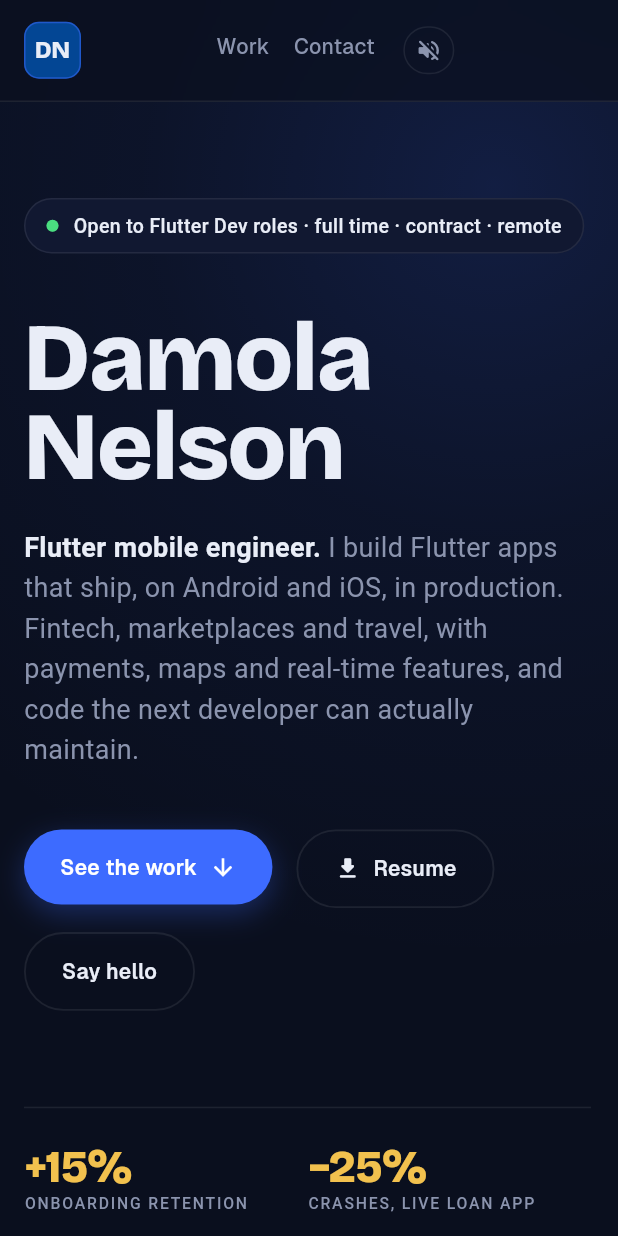
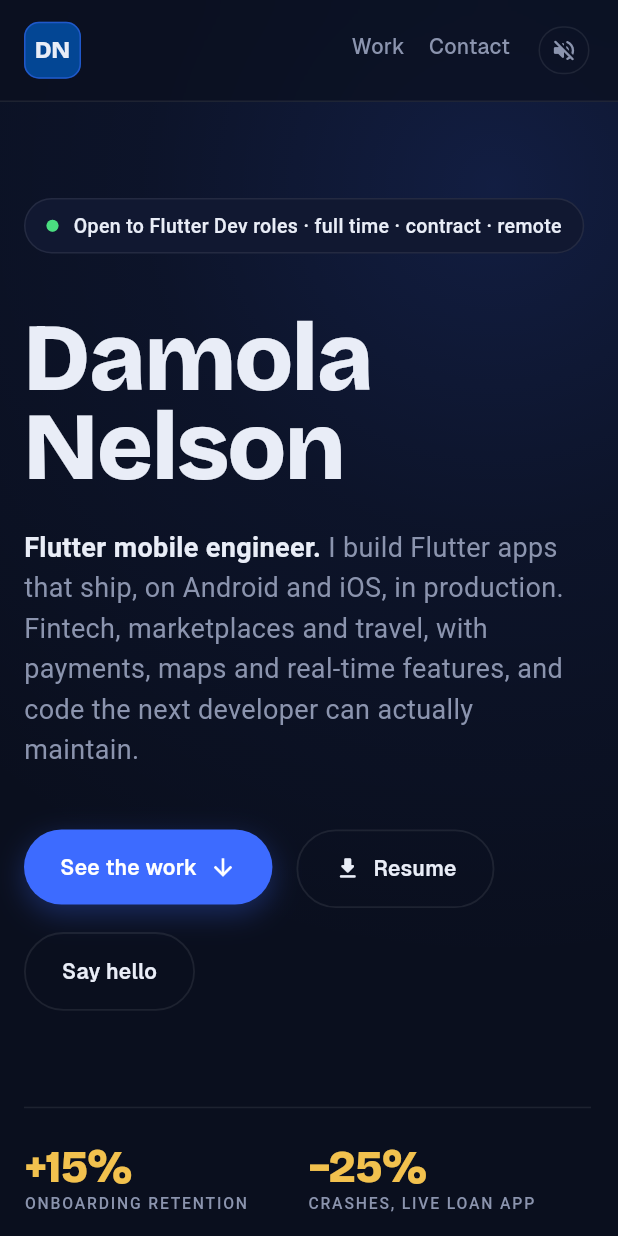
Before and after one commit to damooola/portfolio, a Flutter app: the screen it shows after launch, on a phone screen of 412 x 824 dp. Run offline on Flutter 3.47's test engine with Material 3 defaults, Android fonts, the light colour scheme and no system bars; drawn by our look-alikes of flutter_animate; our stand-ins replace audioplayers, flutter_map, google_fonts, latlong2, shared_preferences, visibility_detector; network calls fail.

Commit message:
chore: deploy to firebase hosting and fix nav link alignment

```diff
--- a/lib/widgets/nav_bar.dart
+++ b/lib/widgets/nav_bar.dart
@@ -75,18 +75,23 @@ class NavBar extends StatelessWidget implements PreferredSizeWidget {
                   child: Row(
                     children: [
                       _Monogram(onTap: onHome),
-                      if (scroll != null && heroNameKey != null)
-                        Flexible(
-                          child: _ScrolledName(
+                      // The name (when shown) and the gap before the links
+                      // share one slot, so the links stay pinned right.
+                      Expanded(
+                        child: Align(
+                          alignment: Alignment.centerLeft,
+                          child: scroll != null && heroNameKey != null
+                              ? _ScrolledName(
                                   scroll: scroll!,
                                   heroNameKey: heroNameKey!,
                                   navBottom:
                                       MediaQuery.paddingOf(context).top +
                                       preferredSize.height,
                                   onTap: onHome,
+                                )
+                              : null,
                         ),
                       ),
-                      const Spacer(),
                       for (final link in shown) ...[
                         _NavText(link: link),
                         SizedBox(
```
Also changed, not shown: firebase.json (added), 4 other files. Lines whose indentation alone changed are shown as unchanged.
